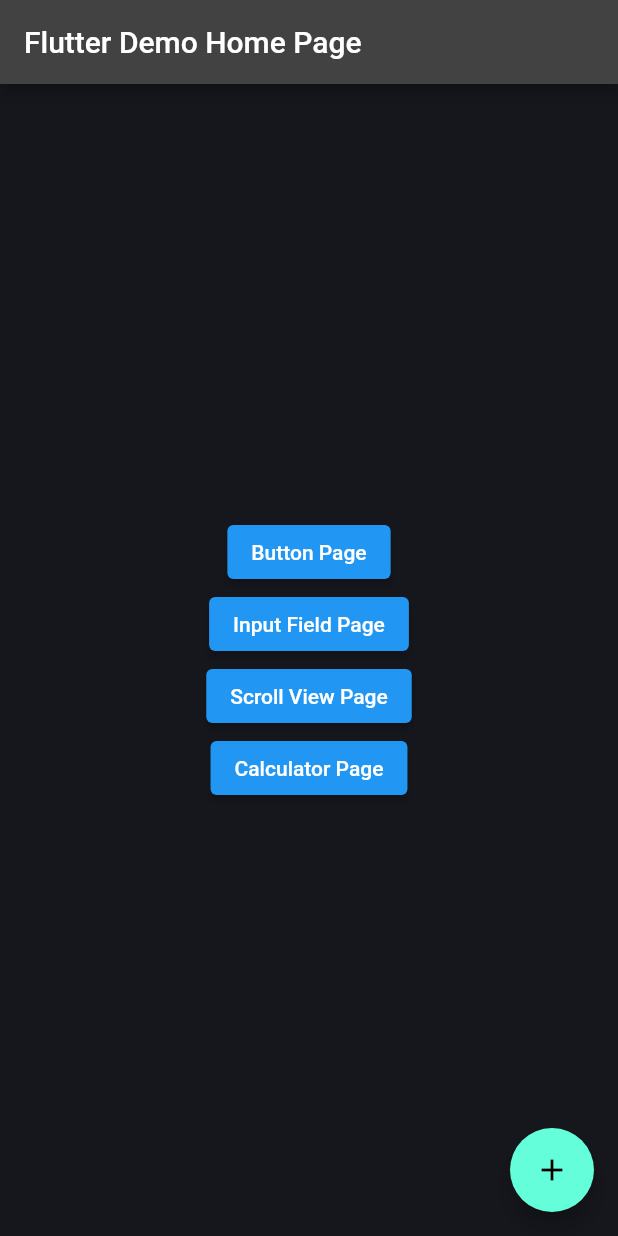
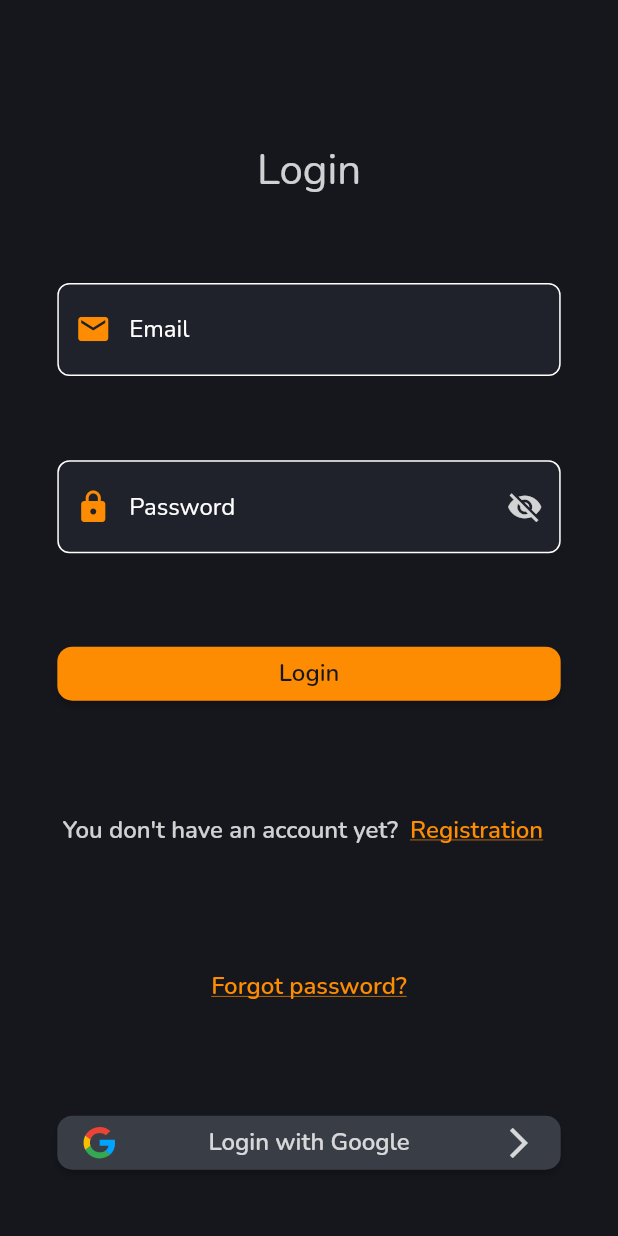
Before and after one commit to havasig/spendingShare, a Flutter app: the screen it shows after launch, on a phone screen of 412 x 824 dp. Run offline on Flutter 3.47's test engine with Material 2 defaults, Android fonts, the phone set to English and light mode, and no system bars; our stand-ins replace flutter_screenutil, flutter_svg, get, math_expressions, syncfusion_flutter_datepicker; statements that could not run were skipped.

Commit message:
add assets, utils, login, register

```diff
--- /dev/null
+++ b/assets/lang/en_US.json
@@ -0,0 +1,17 @@
+{
+  "login": "Login",
+  "email": "Email",
+  "your-email": "Your email",
+  "password": "Password",
+  "your-password": "Your password",
+  "forgot-password": "Forgot password?",
+  "no-account": "You don't have an account yet?",
+  "registration": "Registration",
+  "login-with-google": "Login with Google",
+  "sign-up-with-google": "Sign up with Google",
+  "sign-up": "Sign up",
+  "name": "Name",
+  "your-name": "Your name",
+  "password-confirmation": "Password confirmation",
+  "already-have-account": "You already have an account?"
+}
--- /dev/null
+++ b/assets/lang/hu_HU.json
@@ -0,0 +1,3 @@
+{
+
+}
--- a/lib/main.dart
+++ b/lib/main.dart
@@ -1,12 +1,17 @@
 import 'package:flutter/material.dart';
+import 'package:flutter_screenutil/flutter_screenutil.dart';
 import 'package:get/get.dart';
+import 'package:spending_share/ui/auth/login_page.dart';
 import 'package:spending_share/ui/constants/color_constants.dart';
-import 'package:spending_share/ui/widgets/button.dart';
 import 'package:spending_share/ui/widgets/calculator.dart';
 import 'package:spending_share/ui/widgets/input_field.dart';
+import 'package:spending_share/ui/widgets/my_appbar.dart';
 import 'package:spending_share/ui/widgets/scroll_view.dart';
+import 'package:spending_share/utils/localization_service.dart';
 
-void main() {
+Future<void> main() async {
+  WidgetsFlutterBinding.ensureInitialized();
+  await LocalizationService.loadAllTranslations();
   runApp(const MyApp());
 }
 
@@ -15,7 +20,11 @@ class MyApp extends StatelessWidget {
 
   @override
   Widget build(BuildContext context) {
-    return GetMaterialApp(
+    return ScreenUtilInit(
+      designSize: const Size(360, 690), // TODO 360 es 690 jo szamok?
+      minTextAdapt: true, // TODO ez mi
+      splitScreenMode: true, // TODO ez mi
+      builder: () => GetMaterialApp(
         title: 'Speding Share',
         theme: ThemeData(
             fontFamily: 'Nunito',
@@ -27,7 +36,19 @@ class MyApp extends StatelessWidget {
                 thumbColor: MaterialStateProperty.all(ColorConstants.defaultOrange),
                 radius: const Radius.circular(10))),
         themeMode: ThemeMode.dark,
-      home: const MyHomePage(title: 'Flutter Demo Home Page'),
+        locale: LocalizationService.locale,
+        fallbackLocale: LocalizationService.fallbackLocale,
+        translations: LocalizationService(),
+        builder: (context, child) {
+          ScreenUtil.setContext(context);
+          return MediaQuery(
+            //Setting font does not change with system font size
+            data: MediaQuery.of(context).copyWith(textScaleFactor: 1.0),
+            child: child!,
+          );
+        },
+        home: const LoginPage(),
+      ),
     );
   }
 }
@@ -42,58 +63,36 @@ class MyHomePage extends StatefulWidget {
 }
 
 class _MyHomePageState extends State<MyHomePage> {
-  int _counter = 0;
-
-  void _incrementCounter() {
-    setState(() {
-      _counter++;
-    });
-  }
-
   @override
   Widget build(BuildContext context) {
     return Scaffold(
-      appBar: AppBar(
-        title: Text(widget.title),
+      appBar: MyAppBar(
+        titleText: widget.title,
       ),
       body: Center(
         child: Column(
           mainAxisAlignment: MainAxisAlignment.center,
           children: <Widget>[
             ElevatedButton(
-              child: const Text('Button Page'),
-              onPressed: () {
-                Get.to(() => const ButtonPage());
-              },
-            ),
-            ElevatedButton(
               child: const Text('Input Field Page'),
               onPressed: () {
                 Get.to(() => const InputFieldPage());
               },
             ),
-
             ElevatedButton(
               child: const Text('Scroll View Page'),
               onPressed: () {
                 Get.to(() => ScrollViewPage());
               },
             ),
-
             ElevatedButton(
               child: const Text('Calculator Page'),
               onPressed: () {
                 Get.to(() => CalculatorPage());
               },
             ),
-
           ],
         ),
-      ),
-      floatingActionButton: FloatingActionButton(
-        onPressed: _incrementCounter,
-        tooltip: 'Increment',
-        child: const Icon(Icons.add),
       ),
     );
   }
--- /dev/null
+++ b/lib/ui/auth/login_page.dart
@@ -0,0 +1,181 @@
+import 'package:flutter/material.dart';
+import 'package:flutter_svg/svg.dart';
+import 'package:get/get_core/src/get_main.dart';
+import 'package:get/get_navigation/src/extension_navigation.dart';
+import 'package:get/get_utils/src/extensions/internacionalization.dart';
+import 'package:spending_share/ui/auth/register_page.dart';
+import 'package:spending_share/ui/constants/color_constants.dart';
+import 'package:spending_share/ui/constants/text_style_constants.dart';
+import 'package:spending_share/ui/widgets/button.dart';
+import 'package:spending_share/ui/widgets/input_field.dart';
+import 'package:spending_share/utils/screen_util_helper.dart';
+import 'package:spending_share/utils/text_validator.dart';
+
+class LoginPage extends StatefulWidget {
+  const LoginPage({Key? key}) : super(key: key);
+
+  @override
+  State<LoginPage> createState() => _LoginPageState();
+}
+
+class _LoginPageState extends State<LoginPage> {
+  bool emailHadFocus = false;
+  bool passwordHadFocus = false;
+  final FocusNode _emailFocusNode = FocusNode();
+  final FocusNode _passwordFocusNode = FocusNode();
+  final _emailTextEditingController = TextEditingController();
+  final _passwordTextEditingController = TextEditingController();
+
+  @override
+  void initState() {
+    super.initState();
+    _emailFocusNode.addListener(_onEmailFocusChange);
+    _passwordFocusNode.addListener(_onPassWordFocusChange);
+  }
+
+  void _onEmailFocusChange() {
+    setState(() {
+      emailHadFocus = true;
+    });
+  }
+
+  void _onPassWordFocusChange() {
+    setState(() {
+      passwordHadFocus = true;
+    });
+  }
+
+  String? get _errorText {
+    // TODO fix validators
+    TextValidator.validateEmptyText(_emailTextEditingController.value.text);
+    TextValidator.validateEmailText(_emailTextEditingController.value.text);
+
+    TextValidator.validateEmptyText(_passwordTextEditingController.value.text);
+    TextValidator.validatePassText(_passwordTextEditingController.value.text);
+  }
+
+  void login() {
+    /*
+    Get.to(ProfileSettingsPage());
+
+    loginStore.email = emailTextEditingController.text;
+    loginStore.password = passTextEditingController.text;
+
+    try {
+      dynamic loginWrapper;
+      if (false) {
+        loginWrapper = await loginStore.loginWithAdminEmailPass();
+      } else {
+        loginWrapper = await loginStore.loginWithEmailPass();
+      }
+      if (loginWrapper != null) {
+        await userStore.loggedIn(loginWrapper);
+        loginStore.handleUserLogin(context, loginWrapper.user);
+      }
+    } catch (e) {
+      await showDialog(
+        context: context,
+        builder: (BuildContext context) =>
+            OkPopup(
+              text: "ERROR".tr,
+              content: Text(loginStore.errorKey ?? e.toString()),
+            ),
+      );
+    }
+
+    setState(() {});
+    */
+  }
+
+  @override
+  Widget build(BuildContext context) {
+    return Scaffold(
+      body: Padding(
+        padding: EdgeInsets.all(h(32)),
+        child: Column(
+          children: [
+            const Spacer(),
+            Text(
+              'login'.tr,
+              style: TextStyleConstants.h_3,
+            ),
+            const Spacer(),
+            InputField(
+              key: const Key('email_input'),
+              focusNode: _emailFocusNode,
+              textEditingController: _emailTextEditingController,
+              onChanged: (text) => setState(() {}),
+              prefixIcon: const Icon(
+                Icons.mail,
+                color: ColorConstants.defaultOrange,
+              ),
+              labelText: "email".tr,
+              hintText: "your-email".tr,
+              errorText: emailHadFocus ? _errorText : null,
+            ),
+            const Spacer(),
+            InputField(
+              key: const Key('password_input'),
+              focusNode: _passwordFocusNode,
+              textEditingController: _passwordTextEditingController,
+              isPasswordField: true,
+              labelText: "password".tr,
+              hintText: "your-password".tr,
+              onChanged: (text) => setState(() {}),
+              errorText: passwordHadFocus ? _errorText : null,
+            ),
+            const Spacer(),
+            Button(
+              onPressed: () {},
+              text: 'login'.tr,
+            ),
+            const Spacer(),
+            Row(
+              mainAxisAlignment: MainAxisAlignment.center,
+              children: [
+                Text(
+                  'no-account'.tr,
+                  style: TextStyleConstants.body_2_medium,
+                ),
+                TextButton(
+                  key: const Key('registration'),
+                  onPressed: () {
+                    Get.to(() => const RegisterPage());
+                  },
+                  child: Text('registration'.tr,
+                      style: TextStyleConstants.body_2_medium.copyWith(
+                        color: ColorConstants.defaultOrange,
+                        decoration: TextDecoration.underline,
+                      )),
+                ),
+              ],
+            ),
+            const Spacer(),
+            TextButton(
+              onPressed: () {},
+              child: Text(
+                'forgot-password'.tr,
+                style: TextStyleConstants.body_2_medium.copyWith(
+                  color: ColorConstants.defaultOrange,
+                  decoration: TextDecoration.underline,
+                ),
+              ),
+            ),
+            const Spacer(),
+            Button(
+              textColor: ColorConstants.white.withOpacity(0.8),
+              buttonColor: ColorConstants.lightGray,
+              onPressed: () {},
+              text: 'login-with-google'.tr,
+              prefixWidget: SvgPicture.asset('assets/graphics/icons/google_logo.svg'),
+              suffixWidget: Icon(
+                Icons.arrow_forward_ios,
+                color: ColorConstants.white.withOpacity(0.8),
+              ),
+            ),
+          ],
+        ),
+      ),
+    );
+  }
+}
--- /dev/null
+++ b/lib/utils/localization_service.dart
@@ -0,0 +1,70 @@
+import 'dart:convert';
+
+import 'package:flutter/foundation.dart';
+import 'package:flutter/material.dart';
+import 'package:flutter/services.dart';
+import 'package:get/get.dart';
+
+class LocalizationService extends Translations {
+  // Default locale
+  static const locale = Locale('en', 'US');
+
+  // fallbackLocale saves the day when the locale gets in trouble
+  static const fallbackLocale = Locale('en', 'US');
+
+  // Supported languages
+  // Needs to be same order with locales
+  static final langs = [
+    'English',
+    'Magyar',
+  ];
+
+  // Supported locales
+  // Needs to be same order with langs
+  static final locales = [
+    const Locale('en', 'US'),
+    const Locale('hu', 'HU'),
+  ];
+
+  static final _keys =
+      <String, Map<String, String>>{};
+
+  static Future<bool> loadAllTranslations() async {
+    for (final locale in locales) {
+      try {
+        final languageKey = '${locale.languageCode}_${locale.countryCode}';
+        final jsonString = await rootBundle.loadString(
+          'assets/lang/$languageKey.json',
+        );
+        final jsonMap = json.decode(jsonString);
+        _keys[languageKey] = Map<String, String>.from(jsonMap.map((key, value) {
+          return MapEntry(key, value.toString());
+        }));
+      } catch (e) {
+        if (kDebugMode) {
+          print(e.toString());
+        }
+      }
+    }
+    return true;
+  }
+
+  // Keys and their translations
+  // Translations are separated maps in `lang` file
+  @override
+  Map<String, Map<String, String>> get keys => _keys;
+
+  // Gets locale from language, and updates the locale
+  void changeLocale(String lang) {
+    final locale = _getLocaleFromLanguage(lang);
+    Get.updateLocale(locale);
+  }
+
+  // Finds language in `langs` list and returns it as Locale
+  Locale _getLocaleFromLanguage(String lang) {
+    for (int i = 0; i < langs.length; i++) {
+      if (lang == langs[i]) return locales[i];
+    }
+    return Get.locale!;
+  }
+}
--- /dev/null
+++ b/lib/utils/screen_util_helper.dart
@@ -0,0 +1,7 @@
+import 'package:flutter_screenutil/flutter_screenutil.dart';
+
+double h(double value) => value.h;
+//double hp(double value) => value.hp;
+double w(double value) => value.w;
+//double wp(double value) => value.wp;
+double sp(double value) => value.sp;
```
Also changed, not shown: lib/ui/auth/register_page.dart (added, +188 -0 lines), lib/ui/widgets/button.dart (+9 -76 lines), lib/ui/widgets/my_appbar.dart (added, +51 -0 lines), lib/utils/text_validator.dart (added, +39 -0 lines), pubspec.yaml (+10 -0 lines), assets/fonts/Nunito-VariableFont_wght.ttf (added), assets/fonts/Sora-VariableFont_wght.ttf (added), assets/graphics/icons/google_logo.svg (added), pubspec.lock, 2 other files. Lines whose indentation alone changed are shown as unchanged.
